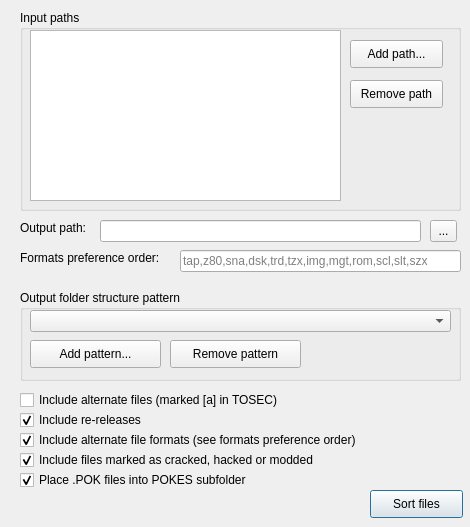
The window that ui/SorterLauncher.ui (ladyeklipse/ZX-Pokemaster) describes before a commit, drawn with Qt 5.
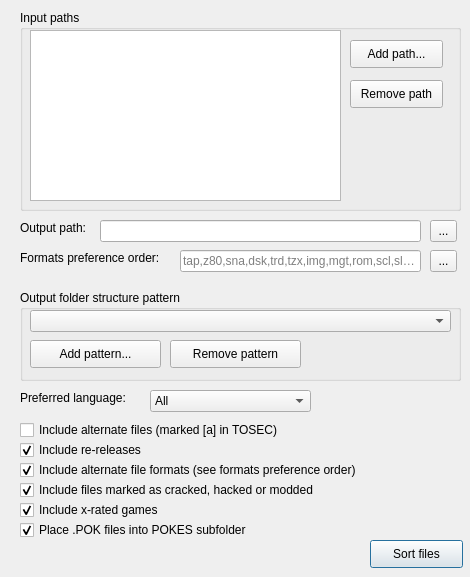
The same window after the commit. Icons and pictures are not drawn.

Commit message: added csv output in scrape_tosec.py create_db.py does not rely on scraping tipshop anymore. scrape_tosec.py supports scraping DAT files instead of physical files.

Patch:
```diff
--- a/ui/SorterLauncher.ui
+++ b/ui/SorterLauncher.ui
@@ -7,7 +7,7 @@
     <x>0</x>
     <y>0</y>
     <width>470</width>
-    <height>527</height>
+    <height>577</height>
    </rect>
   </property>
   <property name="sizePolicy">
@@ -24,8 +24,8 @@
   </property>
   <property name="maximumSize">
    <size>
-    <width>470</width>
-    <height>527</height>
+    <width>16777215</width>
+    <height>16777215</height>
    </size>
   </property>
   <property name="baseSize">
@@ -54,7 +54,7 @@
    <property name="geometry">
     <rect>
      <x>370</x>
-     <y>490</y>
+     <y>540</y>
      <width>93</width>
      <height>28</height>
     </rect>
@@ -139,7 +139,7 @@
    <property name="geometry">
     <rect>
      <x>20</x>
-     <y>390</y>
+     <y>420</y>
      <width>451</width>
      <height>20</height>
     </rect>
@@ -152,7 +152,7 @@
    <property name="geometry">
     <rect>
      <x>20</x>
-     <y>410</y>
+     <y>440</y>
      <width>451</width>
      <height>20</height>
     </rect>
@@ -168,7 +168,7 @@
    <property name="geometry">
     <rect>
      <x>20</x>
-     <y>430</y>
+     <y>460</y>
      <width>451</width>
      <height>20</height>
     </rect>
@@ -184,7 +184,7 @@
    <property name="geometry">
     <rect>
      <x>20</x>
-     <y>450</y>
+     <y>480</y>
      <width>451</width>
      <height>20</height>
     </rect>
@@ -201,7 +201,7 @@
     <rect>
      <x>180</x>
      <y>250</y>
-     <width>281</width>
+     <width>241</width>
      <height>22</height>
     </rect>
    </property>
@@ -284,7 +284,7 @@
    <property name="geometry">
     <rect>
      <x>20</x>
-     <y>470</y>
+     <y>520</y>
      <width>441</width>
      <height>20</height>
     </rect>
@@ -309,6 +309,139 @@
     <string>...</string>
    </property>
   </widget>
+  <widget class="QCheckBox" name="chkIncludeXRated">
+   <property name="geometry">
+    <rect>
+     <x>20</x>
+     <y>500</y>
+     <width>451</width>
+     <height>20</height>
+    </rect>
+   </property>
+   <property name="text">
+    <string>Include x-rated games</string>
+   </property>
+   <property name="checked">
+    <bool>true</bool>
+   </property>
+  </widget>
+  <widget class="QLabel" name="label_3">
+   <property name="geometry">
+    <rect>
+     <x>20</x>
+     <y>390</y>
+     <width>121</width>
+     <height>16</height>
+    </rect>
+   </property>
+   <property name="text">
+    <string>Preferred language:</string>
+   </property>
+  </widget>
+  <widget class="QComboBox" name="cmbOutputFolderStructure_2">
+   <property name="geometry">
+    <rect>
+     <x>150</x>
+     <y>390</y>
+     <width>161</width>
+     <height>22</height>
+    </rect>
+   </property>
+   <property name="editable">
+    <bool>false</bool>
+   </property>
+   <property name="currentText" stdset="0">
+    <string>All</string>
+   </property>
+   <item>
+    <property name="text">
+     <string>All</string>
+    </property>
+   </item>
+   <item>
+    <property name="text">
+     <string>English (en)</string>
+    </property>
+   </item>
+   <item>
+    <property name="text">
+     <string>Spanish (es)</string>
+    </property>
+   </item>
+   <item>
+    <property name="text">
+     <string>Russian (ru)</string>
+    </property>
+   </item>
+   <item>
+    <property name="text">
+     <string>Croatian (hr)</string>
+    </property>
+   </item>
+   <item>
+    <property name="text">
+     <string>Czech (cz)</string>
+    </property>
+   </item>
+   <item>
+    <property name="text">
+     <string>Dutch (nl)</string>
+    </property>
+   </item>
+   <item>
+    <property name="text">
+     <string>German (de)</string>
+    </property>
+   </item>
+   <item>
+    <property name="text">
+     <string>French (fr)</string>
+    </property>
+   </item>
+   <item>
+    <property name="text">
+     <string>Hungarian (hu)</string>
+    </property>
+   </item>
+   <item>
+    <property name="text">
+     <string>Norwegian (no)</string>
+    </property>
+   </item>
+   <item>
+    <property name="text">
+     <string>Polish (pl)</string>
+    </property>
+   </item>
+   <item>
+    <property name="text">
+     <string>Serbian (sr)</string>
+    </property>
+   </item>
+   <item>
+    <property name="text">
+     <string>Slovak (sl)</string>
+    </property>
+   </item>
+   <item>
+    <property name="text">
+     <string>Swedish (sv)</string>
+    </property>
+   </item>
+  </widget>
+  <widget class="QToolButton" name="btnFormatPreferenceWindow">
+   <property name="geometry">
+    <rect>
+     <x>430</x>
+     <y>250</y>
+     <width>27</width>
+     <height>22</height>
+    </rect>
+   </property>
+   <property name="text">
+    <string>...</string>
+   </property>
+  </widget>
  </widget>
  <resources>
   <include location="res.qrc"/>
```
The commit also changes 16 other files.
